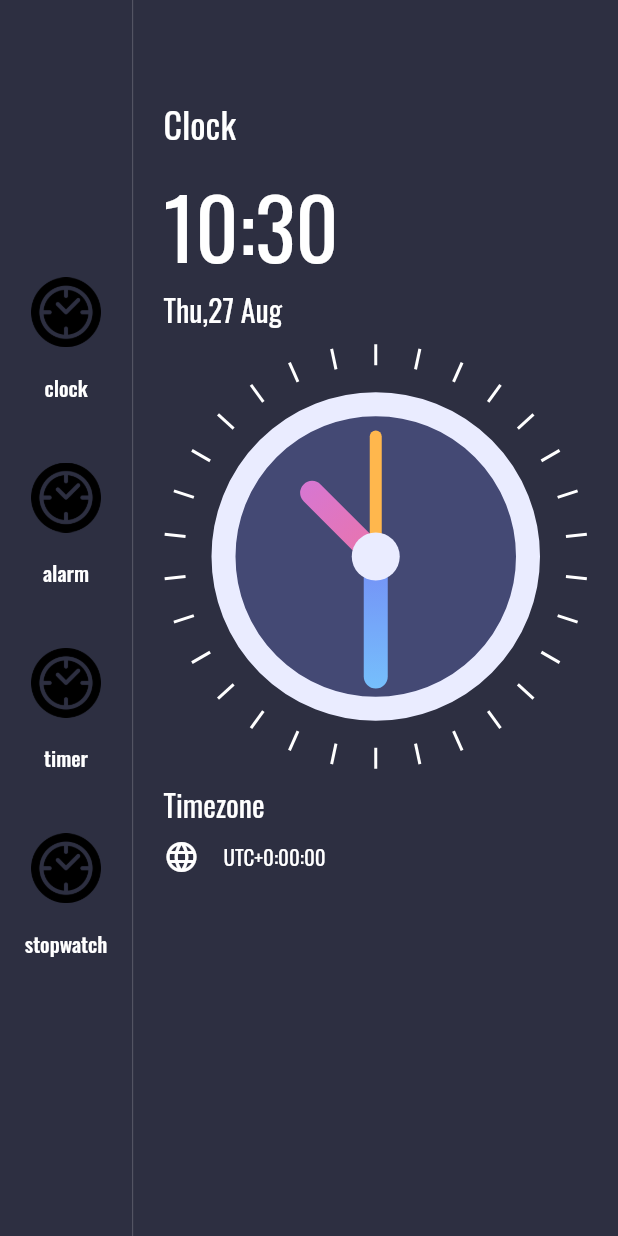
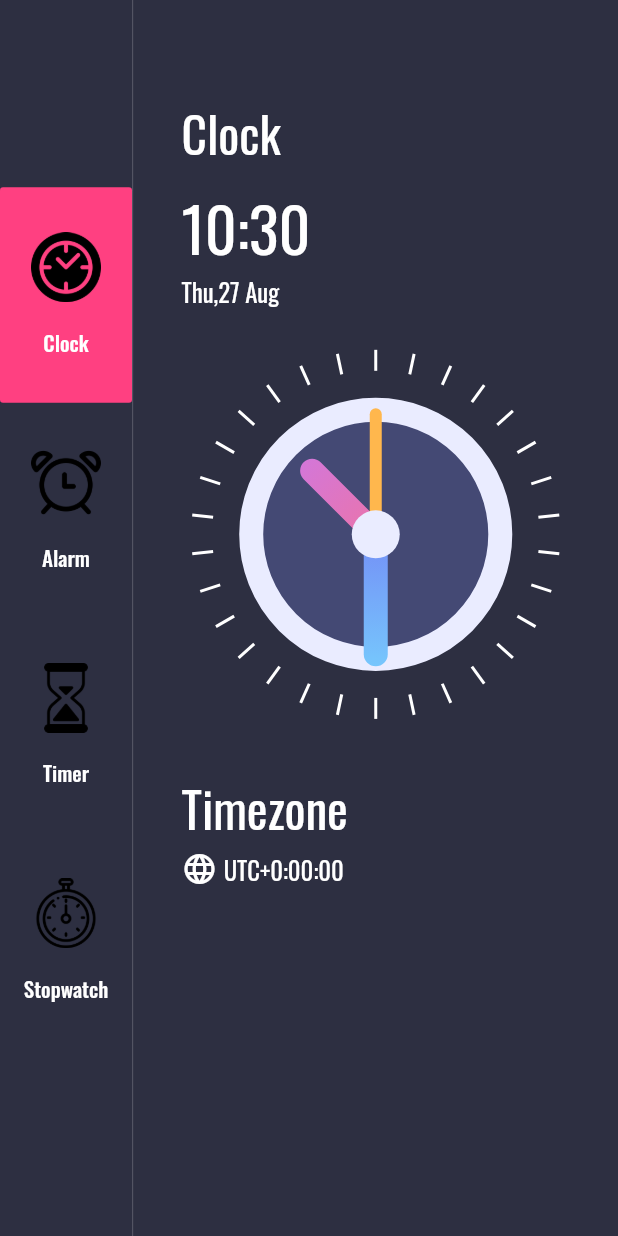
Before and after one commit to savagecarol/clock, a Flutter app: the screen it shows after launch, on a phone screen of 412 x 824 dp. Run offline on Flutter 3.47's test engine with Material 2 defaults, Android fonts, the phone set to English and light mode, and no system bars; our stand-ins replace google_fonts.

Commit message:
adding providers

```diff
--- a/lib/clock/ClockPainter.dart
+++ b/lib/clock/ClockPainter.dart
@@ -12,7 +12,7 @@ class ClockPainter extends CustomPainter {
     var centerx = size.width / 2;
     var centery = size.height / 2;
     var center = Offset(centerx, centery);
-    var radius = min(centerx, centery);
+    var radius = min(centerx, centery) * .95;
 
     var fillBrush = Paint()..color = Color(0xFF444974);
 
--- /dev/null
+++ b/lib/enum/enum.dart
@@ -0,0 +1,4 @@
+enum MenuType{ cLock,
+alarm,
+timer,
+stopwatch}
--- /dev/null
+++ b/lib/enum/menu_info.dart
@@ -0,0 +1,8 @@
+import 'enum.dart';
+
+class MenuInfo {
+  MenuType menuType;
+  String title;
+  String image;
+  MenuInfo(this.menuType,{this.title, this.image});
+}
--- a/lib/homepage/HomePage.dart
+++ b/lib/homepage/HomePage.dart
@@ -35,13 +35,13 @@ class _HomePageState extends State<HomePage> {
           Column(
             mainAxisAlignment: MainAxisAlignment.center,
             children: <Widget>[
-              g.menubutton('clock', 'assets/clock.png'),
-                  g.menubutton('alarm',
-                      'assets/clock.png'),
-                  g.menubutton('timer',
-                      'assets/clock.png'),
-                  g.menubutton('stopwatch',
-                     'assets/clock.png'),
+              g.menubutton('Clock', 'assets/clock.png'),
+                  g.menubutton('Alarm',
+                      'assets/alarm.png'),
+                  g.menubutton('Timer',
+                      'assets/timer.png'),
+                  g.menubutton('Stopwatch',
+                     'assets/stopwatch.png'),
             ],
           ),
           VerticalDivider(
@@ -50,28 +50,26 @@ class _HomePageState extends State<HomePage> {
           ),
           Expanded(
             child: Container(
-              padding: EdgeInsets.symmetric(horizontal: 20, vertical: 64),
+              padding: EdgeInsets.symmetric(horizontal: 32, vertical: 64),
               alignment: Alignment.center,
               color: Color(0xFF2D2F41),
               child: Column(
                 crossAxisAlignment: CrossAxisAlignment.start,
                 children: <Widget>[
-                  g.text('Clock', Colors.white, 24.0),
-
-
-
-                  g.spaceh(8),
-                  g.text(formattedTime, Colors.white, 56),
-                   g.text(formattedDate, Colors.white, 20),
+                  g.text('Clock', Colors.white, t * .04),
+                  g.spaceh(h * .01),
+                  g.text(formattedTime, Colors.white, t * .05),
+                   g.text(formattedDate, Colors.white, t * .02),
                   Container(child:Center(child:ClockView()),alignment: Alignment.center,),
-                  g.text('Timezone', Colors.white, 20),
-                  g.spaceh(8),
+                  g.spaceh(h * .01),
+                  g.text('Timezone', Colors.white, t * .04),
+                  g.spaceh(h * .01 /2),
                   Row(
                     children: <Widget>[
                       g.icon(Icons.language, Colors.white),
-                      g.spacew(16),
+                      g.spacew(w * .01),
                       g.text('UTC' + offestsign + timezoneeString, Colors.white,
-                          14),
+                          t * .02),
                     ],
                   )
                 ],
--- a/lib/widgets/genralwidget.dart
+++ b/lib/widgets/genralwidget.dart
@@ -1,3 +1,4 @@
+
 import 'package:flutter/material.dart';
 import 'package:google_fonts/google_fonts.dart';
 
@@ -26,9 +27,9 @@ class Genral {
   }
 
   menubutton(String title, String image) {
-    return Padding(
-      padding: const EdgeInsets.symmetric(vertical: 20),
-      child: FlatButton(
+    return FlatButton(
+      padding: const EdgeInsets.symmetric(vertical: 30),
+      color: title == 'Clock' ? Colors.pinkAccent : Colors.transparent,
       onPressed: () {},
       child: Column(
         children: <Widget>[
@@ -37,7 +38,6 @@ class Genral {
           text(title, Colors.white, 14),
         ],
       ),
-      ),
     );
   }
 }
--- a/pubspec.yaml
+++ b/pubspec.yaml
@@ -30,6 +30,7 @@ dependencies:
   sqflite: ^1.3.1
   intl : ^0.16.1
   google_fonts: ^1.1.0
+  provider: ^4.3.2+1
 
 dev_dependencies:
   flutter_test:
@@ -49,6 +50,9 @@ flutter:
   # To add assets to your application, add an assets section, like this:
   assets:
     - assets/clock.png
+    - assets/alarm.png
+    - assets/timer.png
+    - assets/stopwatch.png
   #   - images/a_dot_ham.jpeg
 
   # An image asset can refer to one or more resolution-specific "variants", see
```
Also changed, not shown: assets/alarm.png (added), assets/stopwatch.png (added), assets/timer.png (added). Lines whose indentation alone changed are shown as unchanged.
